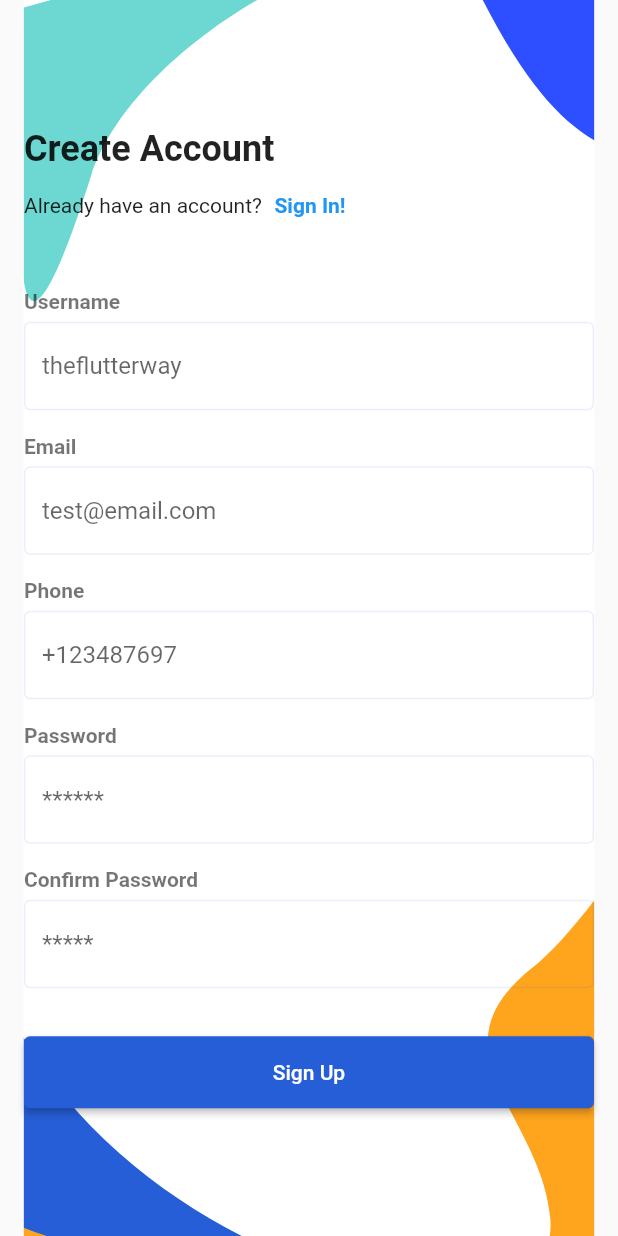
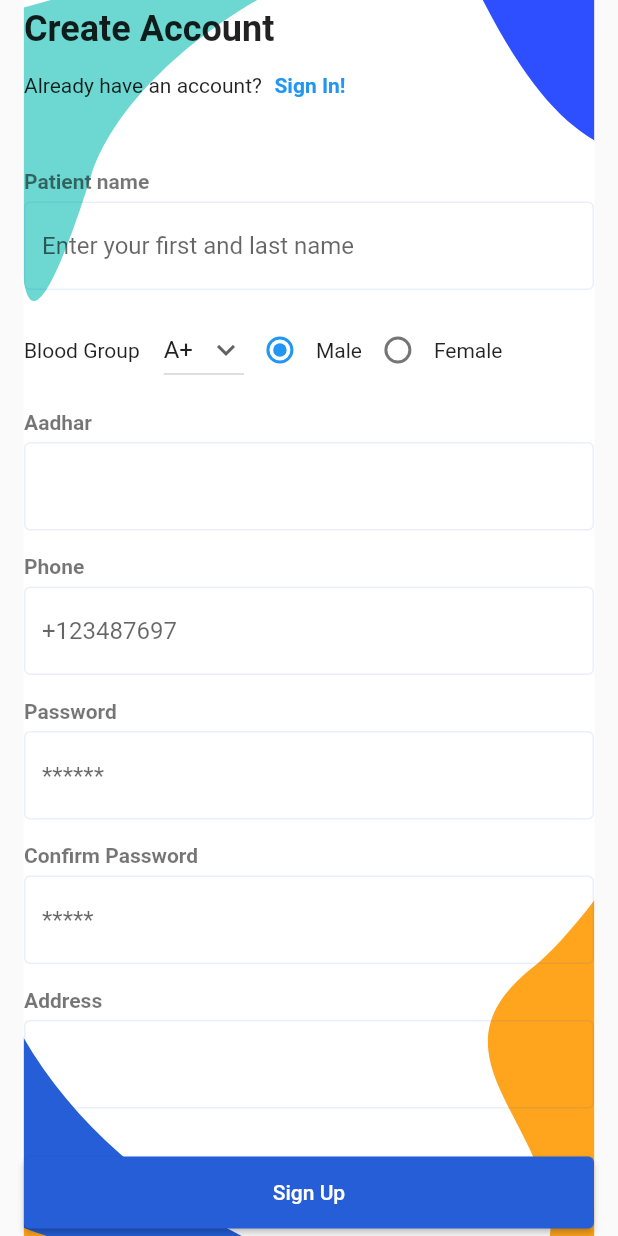
Before and after one commit to yash412/health_monitoring_system, a Flutter app: the SignUpScreen screen opened directly, on a phone screen of 412 x 824 dp. Run offline on Flutter 3.47's test engine with Material 2 defaults, Android fonts, the phone set to English and light mode, and no system bars; our stand-ins replace flutter_svg, form_field_validator.

Commit message:
added registration form for patient

```diff
--- /dev/null
+++ b/lib/screens/auth/components/registration/patient_registration.dart
@@ -0,0 +1,181 @@
+import 'package:flutter/material.dart';
+import 'package:form_field_validator/form_field_validator.dart';
+
+import '../../../../constants.dart';
+
+
+class PatientRegistration extends StatefulWidget {
+  PatientRegistration({
+    Key? key,
+    required this.formKey,
+  }) : super(key: key);
+
+  final GlobalKey formKey;
+
+  @override
+  State<PatientRegistration> createState() => _PatientRegistrationState();
+}
+
+class _PatientRegistrationState extends State<PatientRegistration> {
+  late String _userName, _email, _password, _phoneNumber;
+
+  String _selectedGender = 'male';
+
+  String _dropdownvalue = 'A+';
+
+  // List of items in our dropdown menu
+  final _items = [
+    'A+','A-','B+','B-', 'O+', 'O-','AB+', 'AB-',
+  ];
+
+  @override
+  Widget build(BuildContext context) {
+    return Form(
+      key: widget.formKey,
+      child: Column(
+        crossAxisAlignment: CrossAxisAlignment.start,
+        children: [
+          TextFieldName(text: "Patient name"),
+          TextFormField(
+            decoration: InputDecoration(hintText: "Enter your first and last name"),
+            validator: RequiredValidator(errorText: "Patient name is required"),
+            // Let's save our username
+            onSaved: (username) => _userName = username!,
+          ),
+          const SizedBox(height: defaultPadding),
+          // We will fixed the error soon
+          // As you can see, it's a email field
+          // But no @ on keyboard
+          Row(
+              children:[
+                const Text("Blood Group"),
+                const SizedBox(width: defaultPadding),
+                DropdownButton(
+                  // Initial Value
+                  value: _dropdownvalue,
+                  // Down Arrow Icon
+                  icon: const Icon(Icons.keyboard_arrow_down),
+
+                  // Array list of items
+                   items: _items.map((String items) {
+                   return DropdownMenuItem(
+                     value: items,
+                      child: Text(items),
+                    );
+                  }).toList(),
+                  // After selecting the desired option,it will
+                  // change button value to selected value
+                  onChanged: (String? newValue) {
+                    setState(() {
+                      _dropdownvalue = newValue!;
+                  });},
+                ),
+                Row(
+                  children: [ Radio<String>(
+                    value: 'male',
+                    groupValue: _selectedGender,
+                    onChanged: (value) {
+                      setState(() {
+                        _selectedGender = value!;
+                      });
+                    },
+                  ),
+                    const Text('Male'),
+                  ],
+
+                ),
+                Row(
+                  children: [ Radio<String>(
+                    value: 'female',
+                    groupValue: _selectedGender,
+                    onChanged: (value) {
+                      setState(() {
+                        _selectedGender = value!;
+                      });
+                    },
+                  ),
+                    const Text('Female'),
+                  ],
+
+                )
+              ]),
+
+          const SizedBox(height: defaultPadding),
+
+          TextFieldName(text: "Aadhar"),
+          TextFormField(
+            keyboardType: TextInputType.number,
+            // decoration: InputDecoration(hintText: "test@email.com"),
+            validator: EmailValidator(errorText: "Use a valid email!"),
+            // onSaved: (email) => _email = email!,
+          ),
+
+          const SizedBox(height: defaultPadding),
+
+          TextFieldName(text: "Phone"),
+          // Same for phone number
+          TextFormField(
+            keyboardType: TextInputType.phone,
+            decoration: InputDecoration(hintText: "+123487697"),
+            validator: RequiredValidator(errorText: "Phone number is required"),
+            onSaved: (phoneNumber) => _phoneNumber = phoneNumber!,
+          ),
+
+
+          const SizedBox(height: defaultPadding),
+
+          TextFieldName(text: "Password"),
+          TextFormField(
+            // We want to hide our password
+            obscureText: true,
+            decoration: InputDecoration(hintText: "******"),
+            validator: passwordValidator,
+            onSaved: (password) => _password = password!,
+            // We also need to validate our password
+            // Now if we type anything it adds that to our password
+            onChanged: (pass) => _password = pass,
+          ),
+
+          const SizedBox(height: defaultPadding),
+
+          TextFieldName(text: "Confirm Password"),
+          TextFormField(
+            obscureText: true,
+            decoration: InputDecoration(hintText: "*****"),
+            validator: (pass) => MatchValidator(errorText: "Password do not  match").validateMatch(pass!, _password),
+          ),
+
+          const SizedBox(height: defaultPadding),
+
+          const TextFieldName(text: "Address"),
+          TextFormField(
+            keyboardType: TextInputType.streetAddress,
+            // decoration: InputDecoration(hintText: "test@email.com"),
+            validator: EmailValidator(errorText: "Enter your Address"),
+            // onSaved: (email) => _email = email!,
+          ),
+        ],
+      ),
+    );
+  }
+}
+
+class TextFieldName extends StatelessWidget {
+  const TextFieldName({
+    Key? key,
+    required this.text,
+  }) : super(key: key);
+
+  final String text;
+
+  @override
+  Widget build(BuildContext context) {
+    return Padding(
+      padding: const EdgeInsets.only(bottom: defaultPadding / 3),
+      child: Text(
+        text,
+        style: TextStyle(fontWeight: FontWeight.w600, color: Colors.black54),
+      ),
+    );
+  }
+}
--- a/lib/screens/auth/sign_up_screen.dart
+++ b/lib/screens/auth/sign_up_screen.dart
@@ -4,10 +4,10 @@ import 'package:flutter/material.dart';
 import 'package:flutter_svg/svg.dart';
 import 'package:form_field_validator/form_field_validator.dart';
 
-import 'components/sign_up_form.dart';
+import 'components/registration/patient_registration.dart';
 
 class SignUpScreen extends StatelessWidget {
-  // It's time to validat the text field
+  // It's time to validate the text field
   final _formKey = GlobalKey<FormState>();
 
   @override
@@ -54,7 +54,8 @@ class SignUpScreen extends StatelessWidget {
                       ],
                     ),
                     const SizedBox(height: defaultPadding * 2),
-                    SignUpForm(formKey: _formKey),
+                    // SignUpForm(formKey: _formKey),
+                       PatientRegistration(formKey: _formKey),
                     const SizedBox(height: defaultPadding * 2),
                     SizedBox(
                       width: double.infinity,
--- /dev/null
+++ b/lib/screens/constants.dart
@@ -0,0 +1 @@
+// TODO Implement this library.
```
